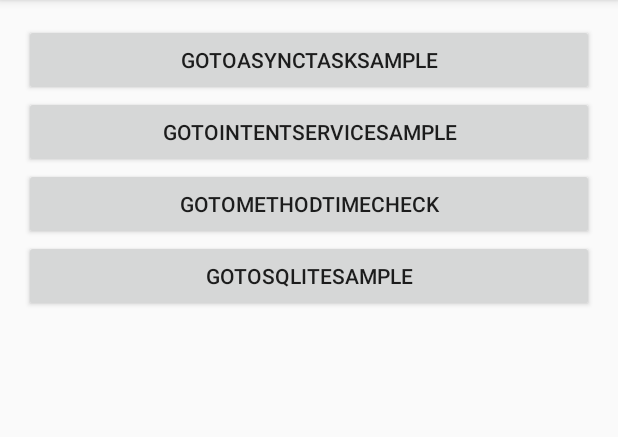
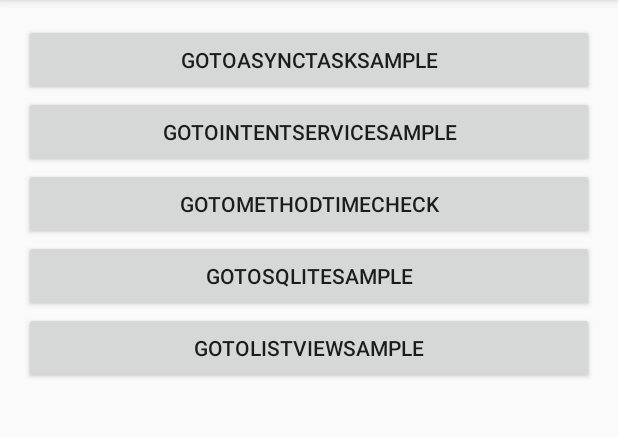
Before and after one commit to bccdevg/SampleAndroidApplication, an Android app: the screen it shows after launch (MainActivity), on a phone screen of 412 x 824 dp, the part 84-521 px from its top. Run offline under Robolectric (Android 15) with nearby library versions, the phone set to English and light mode, and no system bars.

Commit message:
add ListViewSample

```diff
--- a/app/src/main/AndroidManifest.xml
+++ b/app/src/main/AndroidManifest.xml
@@ -23,7 +23,8 @@
             android:exported="false" />
 
         <activity android:name=".sample.methodtime.MethodTimeCheckActivity" />
-        <activity android:name=".sample.sqlite.SqliteSampleActivity"></activity>
+        <activity android:name=".sample.sqlite.SqliteSampleActivity" />
+        <activity android:name=".sample.listview.ListViewSampleActivity" />
     </application>
 
 </manifest>
--- a/app/src/main/res/layout/activity_main.xml
+++ b/app/src/main/res/layout/activity_main.xml
@@ -58,4 +58,13 @@
         android:layout_alignParentStart="true"
         android:onClick="onGoToSQLiteSampleTapped" />
 
+    <Button
+        android:text="GoToListViewSample"
+        android:layout_width="match_parent"
+        android:layout_height="wrap_content"
+        android:layout_below="@+id/button4"
+        android:layout_centerHorizontal="true"
+        android:id="@+id/button6"
+        android:onClick="onGoToListViewSampleTapped" />
+
 </RelativeLayout>
```
Also changed, not shown: app/src/main/java/com/example/iwaki/mysampleapplication/MainActivity.java (+7 -0 lines), app/src/main/java/com/example/iwaki/mysampleapplication/sample/listview/ListViewSampleActivity.java (added, +69 -0 lines), app/src/main/res/layout/activity_list_view_sample.xml (added, +19 -0 lines).
